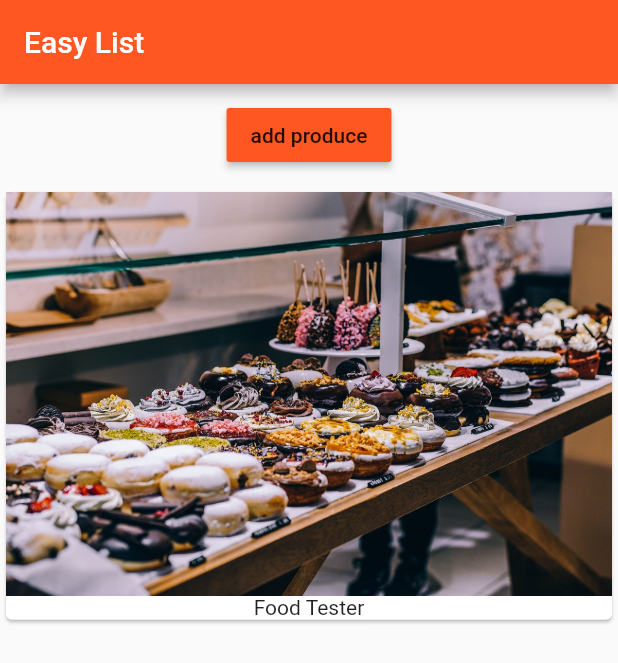
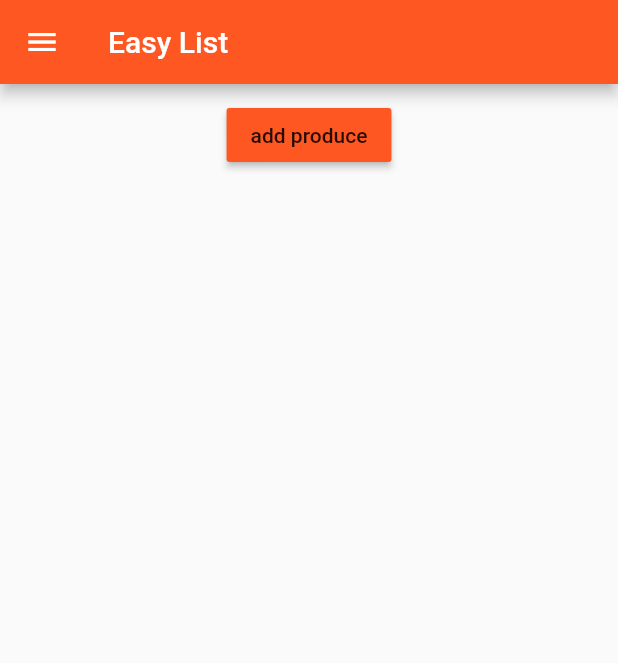
Before and after one commit to john-martens/udemy_course, a Flutter app: the screen it shows after launch, on a phone screen of 412 x 824 dp. Shown: the top 663 px of the screen. Run offline on Flutter 3.47's test engine with Material 2 defaults, Android fonts, the phone set to English and light mode, and no system bars.

Commit message:
just before sending products up to main

```diff
--- a/lib/button_controller.dart
+++ b/lib/button_controller.dart
@@ -14,7 +14,7 @@ class ButtonController extends StatelessWidget {
             child: Text("add produce"),
             onPressed: () {
               //call function received from parent
-              btncode("New Product");
+              btncode({'title':'Chocolate','image': 'assets/food.jpg'});
               }
           )
     );
--- a/lib/main.dart
+++ b/lib/main.dart
@@ -1,5 +1,7 @@
 import 'package:flutter/material.dart';
-import 'package:section2/product_manager.dart';
+import 'package:section2/pages/auth.dart';
+import 'package:section2/pages/home_page.dart';
+import 'package:section2/pages/product_admin.dart';
 //import 'package:flutter/rendering.dart';
 
 void main(){
@@ -16,10 +18,11 @@ class MyApp extends StatelessWidget {
         primarySwatch: Colors.deepOrange,
         accentColor: Colors.deepPurple
       ),
-      home: Scaffold(
-          appBar: AppBar(title: Text("Easy List")),
-          body: ProductManager("Food Tester")
-      )
+      //home: AuthPage(),
+      routes: {
+        '/' : (BuildContext context) => HomePage(),
+        '/admin' : (BuildContext context) => ProductAdminPage(),
+      },
     );
   }
 }
--- /dev/null
+++ b/lib/pages/home_page.dart
@@ -0,0 +1,27 @@
+import 'package:flutter/material.dart';
+import 'package:section2/product_manager.dart';
+
+class HomePage extends StatelessWidget {
+  @override
+  Widget build(BuildContext context) {
+    return Scaffold(
+          drawer: Drawer(
+            child: Column(children: <Widget>[
+              AppBar(
+                automaticallyImplyLeading: false, //gets rid of internal hamburger
+                title: Text("Choose")
+              ),
+              ListTile(
+                title: Text("Manage Products"),
+                onTap: (){
+                  Navigator.pushReplacementNamed(context,'/admin');
+                },
+              )
+            ],),
+          ),
+          appBar: AppBar(title: Text("Easy List")),
+          body: ProductManager()
+          //body: ProductManager(startingPoint: "Food Tester")
+      );
+  }
+}
--- a/lib/product_manager.dart
+++ b/lib/product_manager.dart
@@ -3,28 +3,39 @@ import 'package:section2/button_controller.dart';
 import 'package:section2/products.dart';
 
 class ProductManager extends StatefulWidget {
-  final String startingPoint;
-  ProductManager(this.startingPoint);
+  final Map<String, String> startingPoint;
+  //{} below means param is optional
+  ProductManager({this.startingPoint});
 
   @override
   _ProductManagerState createState() => _ProductManagerState();
 }
 
 class _ProductManagerState extends State<ProductManager> {
-  List<String> _products = [];
+  List<Map<String, String>> _products = [];
 
   @override
     void initState() {
       super.initState();
-      _products.add(widget.startingPoint);
+      if (widget.startingPoint != null){
+        _products.add(widget.startingPoint);
+      }
     }
   //this function will get passed into ButtonController Widget
   //then the ButtonController Widget can run that function
-  void addProduct(String prod){
+  void addProduct(Map<String, String> prod){
     setState(() {
           _products.add(prod);
     });
   }
+
+  void deleteProduct(int index){
+    setState(() {
+          _products.removeAt(index);
+    });
+  }
+
+
   @override
   Widget build(BuildContext context) {
     return Column(
@@ -35,7 +46,9 @@ class _ProductManagerState extends State<ProductManager> {
           //can pass in the function as a parameter
           child: ButtonController(addProduct)
           ),
-        Products(_products)
+          Expanded(
+            child: Products(_products, delFunction: deleteProduct)
+        )
       ],
     );
   }
--- a/lib/products.dart
+++ b/lib/products.dart
@@ -1,22 +1,57 @@
 import 'package:flutter/material.dart';
+import 'package:section2/pages/product_page.dart';
 
 class Products extends StatelessWidget {
 
-  final List<String> products;
+  final List<Map<String, String>> products;
+  final Function delFunction;
 
-  Products(this.products);
+  Products(this.products, {this.delFunction});
+
+  Widget _productItem(BuildContext context, int index){
+    return Card(
+      child: Column(
+        children: <Widget>[
+          Image.asset(products[index]['image']),
+          Text(products[index]['title']),
+          ButtonBar(
+            alignment: MainAxisAlignment.center,
+            children: <Widget>[
+            FlatButton(
+              child: Text("Details"),
+              onPressed: (){
+                Navigator.push<bool>(context,
+                  MaterialPageRoute(
+                    builder: (BuildContext ctx) =>
+                      ProductPage(products[index]['title'],products[index]['image'])
+                  )
+                ).then((bool value){
+                    if(value){
+                      delFunction(index);
+                    }
+                });
+              },
+            )
+          ],)
+        ],
+      ),
+    );
+  }
 
   @override
   Widget build(BuildContext context) {
-    return Column(
-        children: products.map((item)
-        {
-          return Card(
-            child: Column(
-              children: <Widget>[Image.asset('assets/food.jpg'), Text(item)],
-            ),
+    Widget productCard;
+    //if we have products show them
+    if (products.length > 0) {
+       productCard = ListView.builder(
+            itemBuilder: _productItem,
+            itemCount: products.length
           );
-        }).toList()
-    );
+    }
+    else{
+        productCard = Container();
+    }
+
+    return productCard;
   }
 }
```
Also changed, not shown: lib/pages/auth.dart (added, +20 -0 lines), lib/pages/product_admin.dart (added, +43 -0 lines), lib/pages/product_create_page.dart (added, +10 -0 lines), lib/pages/product_list_page.dart (added, +10 -0 lines), lib/pages/product_page.dart (added, +39 -0 lines).
